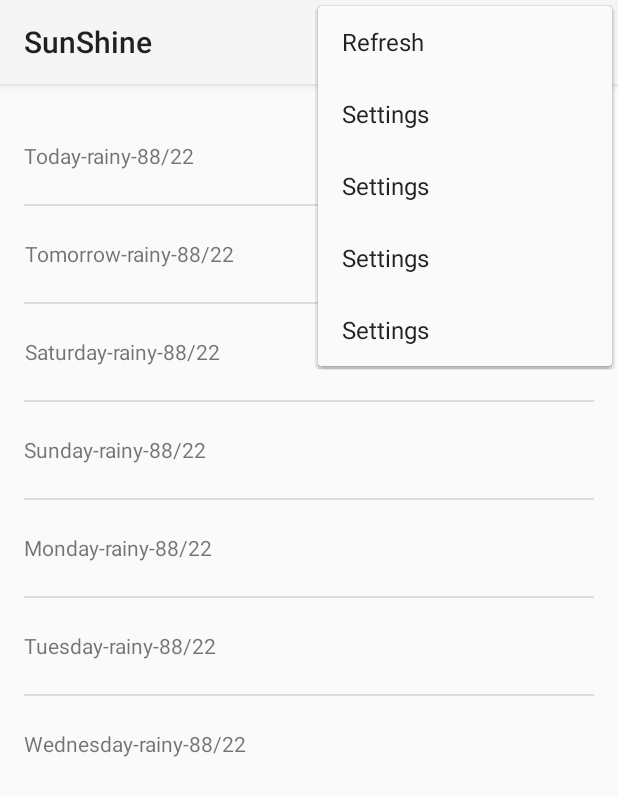
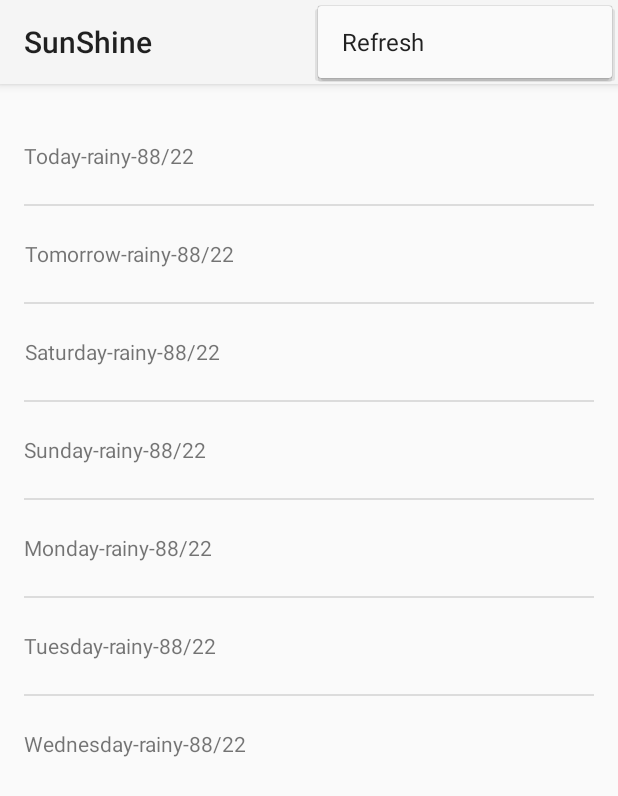
Before and after one commit to BrandonQi/SunShine, an Android app: the screen it shows after launch (MainActivity), with the options menu open, on a phone screen of 412 x 824 dp. Shown: the top 796 px of the screen. Run offline under Robolectric (Android 15) with nearby library versions, the phone set to English and light mode, and no system bars.

```diff
--- a/SunShine/app/src/main/AndroidManifest.xml
+++ b/SunShine/app/src/main/AndroidManifest.xml
@@ -1,7 +1,8 @@
 <?xml version="1.0" encoding="utf-8"?>
-<manifest xmlns:android="http://schemas.android.com/apk/res/android"
+<manifest
+    xmlns:android="http://schemas.android.com/apk/res/android"
     package="com.example.binqi.sunshine" >
-
+    <uses-permission android:name="android.permission.INTERNET"/>
     <application
         android:allowBackup="true"
         android:icon="@mipmap/ic_launcher"
--- a/SunShine/app/src/main/res/menu/menu_main.xml
+++ /dev/null
@@ -1,25 +0,0 @@
-<menu
-    xmlns:android="http://schemas.android.com/apk/res/android"
-    xmlns:tools="http://schemas.android.com/tools"
-    tools:context=".MainActivity">
-    <item
-        android:id="@+id/action_settings_1"
-        android:title="@string/action_settings"
-        android:orderInCategory="100"
-        android:showAsAction="never" />
-    <item
-        android:id="@+id/action_settings_2"
-        android:title="@string/action_settings"
-        android:orderInCategory="100"
-        android:showAsAction="never" />
-    <item
-        android:id="@+id/action_settings_3"
-        android:title="@string/action_settings"
-        android:orderInCategory="100"
-        android:showAsAction="never" />
-    <item
-        android:id="@+id/action_settings_4"
-        android:title="@string/action_settings"
-        android:orderInCategory="100"
-        android:showAsAction="never" />
-</menu>
```
Also changed, not shown: SunShine/app/src/main/java/com/example/binqi/sunshine/MainActivity.java (+0 -25 lines).
